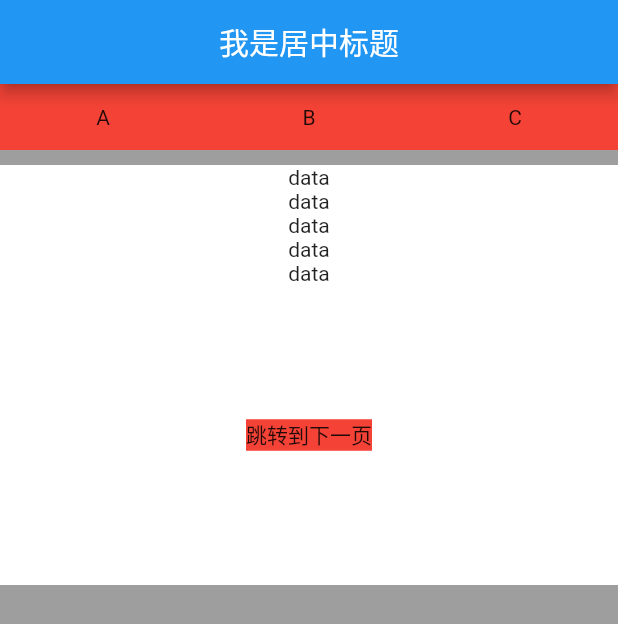
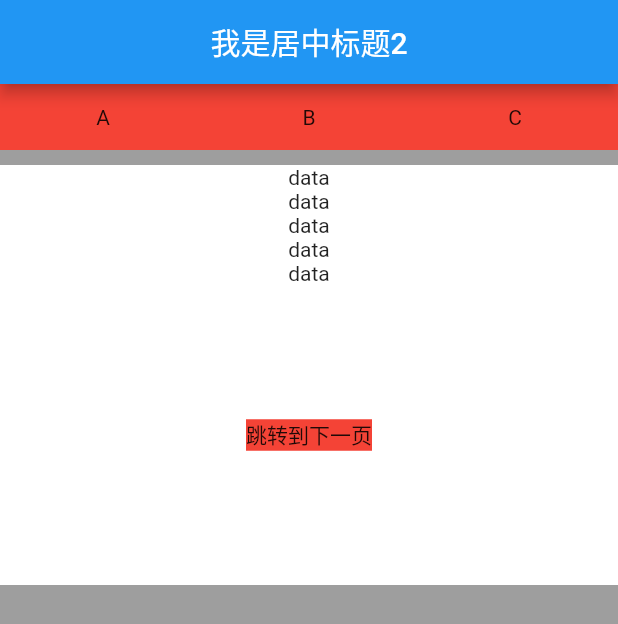
Before and after one commit to zuidap/flutter_webblog, a Flutter app: the screen it shows after launch, on a phone screen of 412 x 824 dp. Shown: the top 624 px of the screen. Run offline on Flutter 3.47's test engine with Material 2 defaults, Android fonts, the light colour scheme and no system bars.

Commit message:
Update main.dart

```diff
--- a/lib/main.dart
+++ b/lib/main.dart
@@ -20,7 +20,7 @@ class HomePage extends StatelessWidget {
     return Scaffold(
       backgroundColor: Colors.grey,
       appBar: AppBar(
-        title: Text('我是居中标题'),
+        title: Text('我是居中标题2'),
         centerTitle: true,
       ),
       body: ListView(
```
